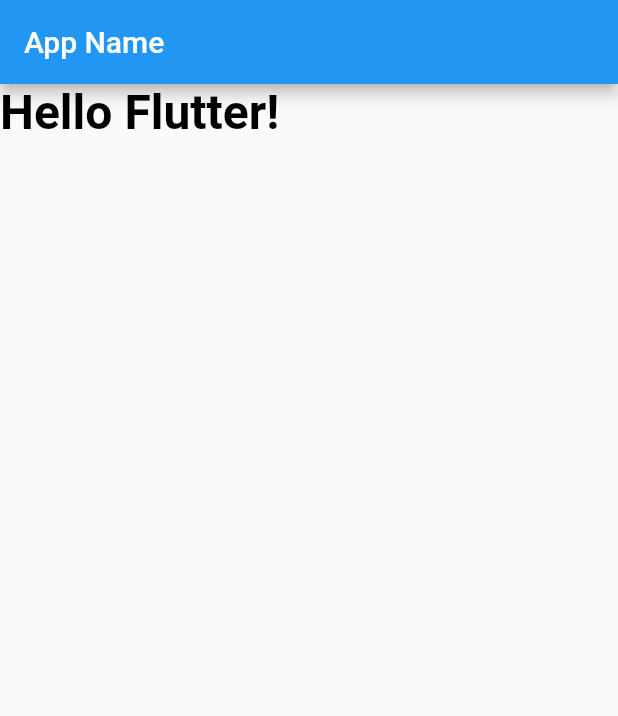
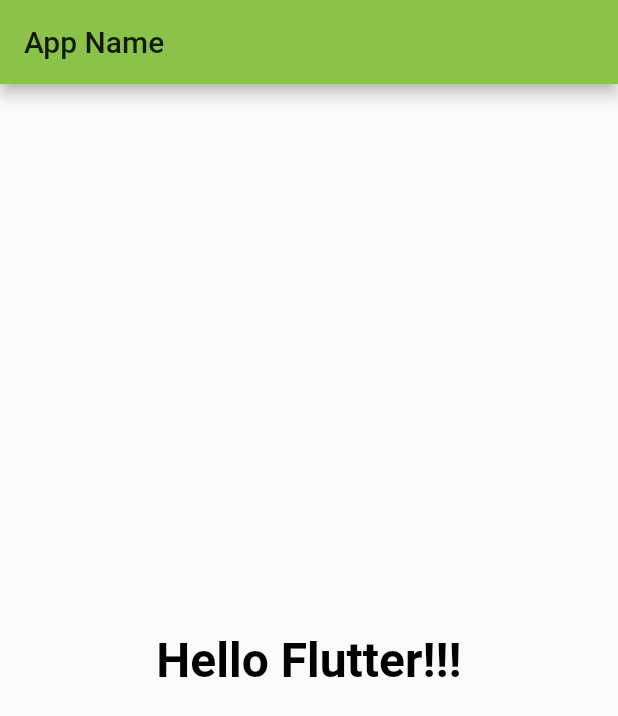
Before and after one commit to Chiharu-Hagihara/helloworld_flutter, a Flutter app: the screen it shows after launch, on a phone screen of 412 x 824 dp. Shown: the top 716 px of the screen. Run offline on Flutter 3.47's test engine with Material 2 defaults, Android fonts, the phone set to English and light mode, and no system bars.

```diff
--- a/lib/main.dart
+++ b/lib/main.dart
@@ -10,9 +10,9 @@ class MyApp extends StatelessWidget {
     return new MaterialApp(
       title: 'Generated App',
       theme: new ThemeData(
-        primarySwatch: Colors.blue,
-        primaryColor: const Color(0xFF2196f3),
-        accentColor: const Color(0xFF2196f3),
+        primarySwatch: Colors.lightGreen,
+        primaryColor: const Color(0xFF8bc34a),
+        accentColor: const Color(0xFF8bc34a),
         canvasColor: const Color(0xFFfafafa),
       ),
       home: new MyHomePage(),
@@ -34,12 +34,16 @@ class _MyHomePageState extends State<MyHomePage> {
         title: new Text('App Name'),
       ),
       body:
-      new Text(
-        "Hello Flutter!",
-        style: new TextStyle(fontSize:32.0,
-            color: const Color(0xFF000000),
-            fontWeight: FontWeight.w700,
-            fontFamily: "Roboto"),
+      new Center(
+        child:
+        new Text(
+          "Hello Flutter!!!",
+          style: new TextStyle(fontSize:32.0,
+              color: const Color(0xFF000000),
+              fontWeight: FontWeight.w700,
+              fontFamily: "Roboto"),
+        ),
+
       ),
 
     );
```
